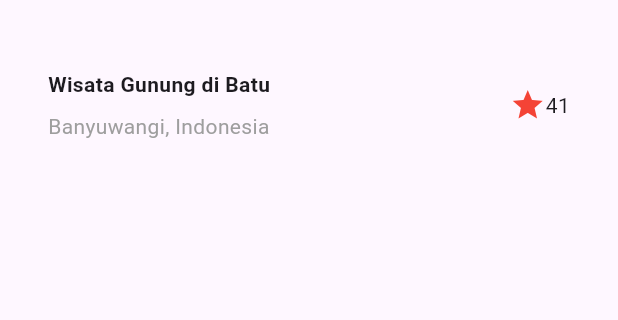
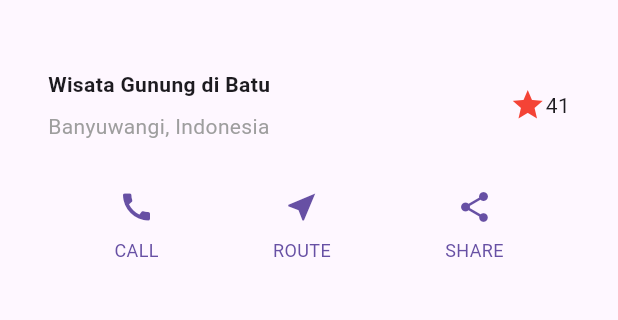
Before and after one commit to salambaee/layout_flutter, a Flutter app: the screen it shows after launch, on a phone screen of 412 x 824 dp, the part 63-383 px from its top. Run offline on Flutter 3.47's test engine with Material 3 defaults, Android fonts, the phone set to English and light mode, and no system bars.

Commit message:
README.md, images, main.dart

```diff
--- a/lib/main.dart
+++ b/lib/main.dart
@@ -7,6 +7,16 @@ class MyApp extends StatelessWidget {
 
   @override
   Widget build(BuildContext context) {
+    Color color = Theme.of(context).primaryColor;
+    final Widget buttonSection = Row(
+      mainAxisAlignment: MainAxisAlignment.spaceEvenly,
+      children: [
+        _buildButtonColumn(color, Icons.call, 'CALL'),
+        _buildButtonColumn(color, Icons.near_me, 'ROUTE'),
+        _buildButtonColumn(color, Icons.share, 'SHARE'),
+      ],
+    );
+
     return MaterialApp(
       title: 'Flutter layout: Salam Rizqi Mulia dan 362458302041',
       home: Scaffold(
@@ -16,6 +26,7 @@ class MyApp extends StatelessWidget {
         body: Column(
           children: [
             titleSection,
+            buttonSection,
           ],
         ),
       ),
```
Also changed, not shown: images/08.png (added), 1 other file.
